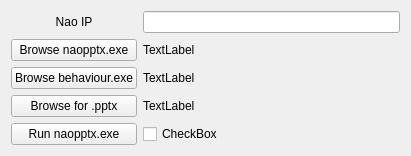
Qt form mainwindow.ui (drewzxcvbnm/NaoPyGuiShell) before a commit.
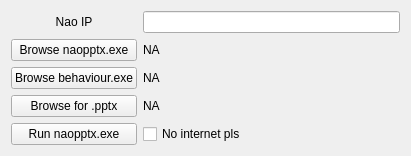
The same form after that commit.

Commit message: added selection of files and process output window

What changed in the file:
```diff
--- a/mainwindow.ui
+++ b/mainwindow.ui
@@ -77,7 +77,7 @@
    <item row="1" column="1">
     <widget class="QLabel" name="label_2">
      <property name="text">
-      <string>TextLabel</string>
+      <string>NA</string>
      </property>
     </widget>
    </item>
@@ -97,7 +97,7 @@
    <item row="2" column="1">
     <widget class="QLabel" name="label_3">
      <property name="text">
-      <string>TextLabel</string>
+      <string>NA</string>
      </property>
     </widget>
    </item>
@@ -117,7 +117,7 @@
    <item row="3" column="1">
     <widget class="QLabel" name="label_4">
      <property name="text">
-      <string>TextLabel</string>
+      <string>NA</string>
      </property>
     </widget>
    </item>
@@ -137,7 +137,7 @@
    <item row="4" column="1">
     <widget class="QCheckBox" name="checkBox">
      <property name="text">
-      <string>CheckBox</string>
+      <string>No internet pls</string>
      </property>
     </widget>
    </item>
```
Left out of the diff: 16 changed lines with no effect on the pictures. The commit also changes 4 other files.
